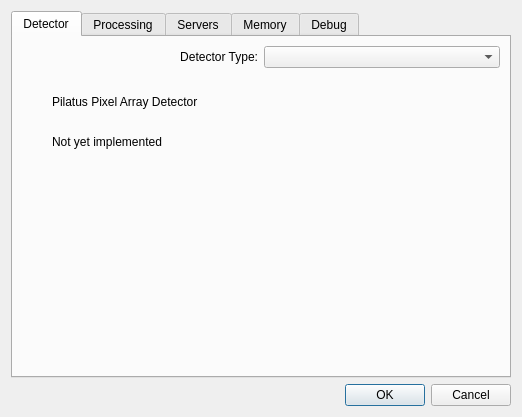
Above: source/qxrdpreferencesdialog.ui from guyjennings/qxrd before the change. Below: the same form after it.
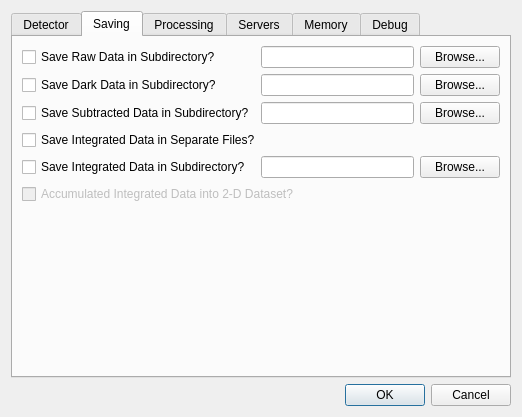
That is the form after the change. The open tabs and pages were chosen to show the change.

Commit message: Added more acquisition file handling options to UI

The edit to the form file:
```diff
--- a/source/qxrdpreferencesdialog.ui
+++ b/source/qxrdpreferencesdialog.ui
@@ -24,8 +24,8 @@
      </property>
     </widget>
    </item>
-   <item row="1" column="0">
-    <widget class="QTabWidget" name="tabWidget">
+   <item row="0" column="0">
+    <widget class="QTabWidget" name="Saving">
      <property name="currentIndex">
       <number>0</number>
      </property>
@@ -142,6 +142,114 @@
        </item>
       </layout>
      </widget>
+     <widget class="QWidget" name="tab_2">
+      <attribute name="title">
+       <string>Saving</string>
+      </attribute>
+      <layout class="QGridLayout" name="gridLayout_7">
+       <item row="0" column="0" colspan="2">
+        <widget class="QCheckBox" name="m_SaveRawInSubdir">
+         <property name="text">
+          <string>Save Raw Data in Subdirectory?</string>
+         </property>
+        </widget>
+       </item>
+       <item row="0" column="2" colspan="2">
+        <widget class="QLineEdit" name="m_SaveRawSubdir"/>
+       </item>
+       <item row="0" column="4">
+        <widget class="QPushButton" name="m_SaveRawBrowse">
+         <property name="text">
+          <string>Browse...</string>
+         </property>
+        </widget>
+       </item>
+       <item row="1" column="0" colspan="2">
+        <widget class="QCheckBox" name="m_SaveDarkInSubdir">
+         <property name="text">
+          <string>Save Dark Data in Subdirectory?</string>
+         </property>
+        </widget>
+       </item>
+       <item row="1" column="2" colspan="2">
+        <widget class="QLineEdit" name="m_SaveDarkSubdir"/>
+       </item>
+       <item row="1" column="4">
+        <widget class="QPushButton" name="m_SaveDarkBrowse">
+         <property name="text">
+          <string>Browse...</string>
+         </property>
+        </widget>
+       </item>
+       <item row="2" column="0" colspan="2">
+        <widget class="QCheckBox" name="m_SaveSubtractedInSubdir">
+         <property name="text">
+          <string>Save Subtracted Data in Subdirectory?</string>
+         </property>
+        </widget>
+       </item>
+       <item row="2" column="2" colspan="2">
+        <widget class="QLineEdit" name="m_SaveSubtractedSubdir"/>
+       </item>
+       <item row="2" column="4">
+        <widget class="QPushButton" name="m_SaveSubtractedBrowse">
+         <property name="text">
+          <string>Browse...</string>
+         </property>
+        </widget>
+       </item>
+       <item row="3" column="0" colspan="4">
+        <widget class="QCheckBox" name="m_SaveIntegratedSeparately">
+         <property name="text">
+          <string>Save Integrated Data in Separate Files?</string>
+         </property>
+        </widget>
+       </item>
+       <item row="4" column="0" colspan="2">
+        <widget class="QCheckBox" name="m_SaveIntegratedinSubdir">
+         <property name="text">
+          <string>Save Integrated Data in Subdirectory?</string>
+         </property>
+        </widget>
+       </item>
+       <item row="4" column="2" colspan="2">
+        <widget class="QLineEdit" name="m_SaveIntegratedSubdir"/>
+       </item>
+       <item row="4" column="4">
+        <widget class="QPushButton" name="m_SaveIntegratedBrowse">
+         <property name="text">
+          <string>Browse...</string>
+         </property>
+        </widget>
+       </item>
+       <item row="6" column="1">
+        <spacer name="verticalSpacer_5">
+         <property name="orientation">
+          <enum>Qt::Vertical</enum>
+         </property>
+         <property name="sizeHint" stdset="0">
+          <size>
+           <width>108</width>
+           <height>139</height>
+          </size>
+         </property>
+        </spacer>
+       </item>
+       <item row="5" column="0" colspan="5">
+        <widget class="QCheckBox" name="m_AccumulateIntegrated2D">
+         <property name="enabled">
+          <bool>false</bool>
+         </property>
+         <property name="text">
+          <string>Accumulated Integrated Data into 2-D Dataset?</string>
+         </property>
+         <property name="checkable">
+          <bool>true</bool>
+         </property>
+        </widget>
+       </item>
+      </layout>
+     </widget>
      <widget class="QWidget" name="tab_3">
       <attribute name="title">
        <string>Processing</string>
```
Left out of the diff: 2 changed lines with no effect on the pictures. The commit also changes 5 other files.
